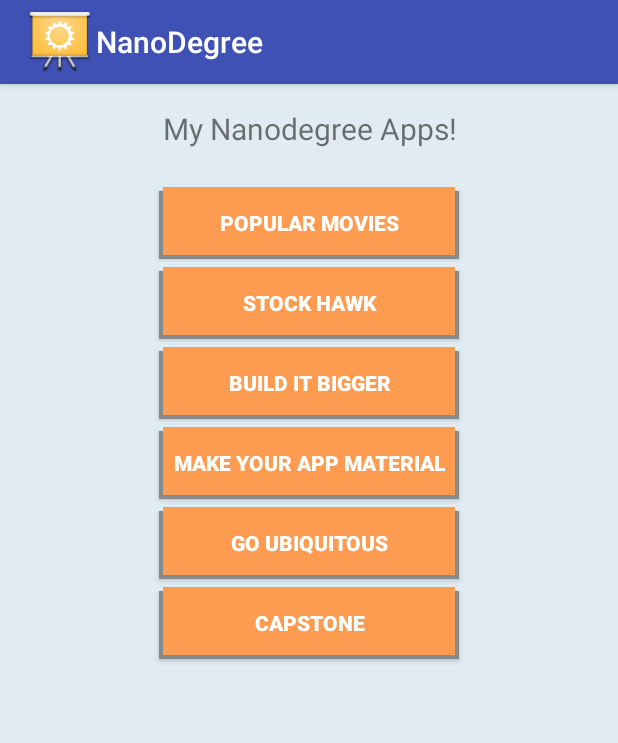
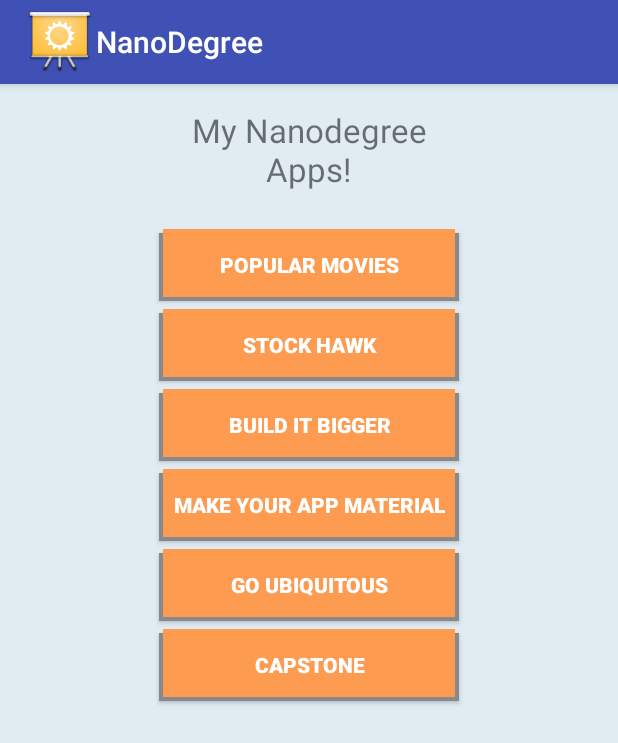
Before and after one commit to malkomich/nanodegree-android, an Android app: the screen it shows after launch (MainActivity), on a phone screen of 412 x 824 dp. Shown: the top 743 px of the screen. Run offline under Robolectric (Android 15) with nearby library versions, the phone set to English and light mode, and no system bars.

Commit message:
Minor changes

```diff
--- a/app/src/main/res/layout-large/activity_popular_movies.xml
+++ b/app/src/main/res/layout-large/activity_popular_movies.xml
@@ -12,7 +12,6 @@
               android:layout_weight="1"
               android:layout_width="0dp"
               android:layout_height="match_parent"
-              app:layout_behavior="@string/appbar_scrolling_view_behavior"
               tools:layout="@layout/fragment_popular_movies"/>
 
     <fragment android:id="@+id/movie_details_fragment"
@@ -23,7 +22,6 @@
               android:layout_weight="1"
               android:layout_width="0dp"
               android:layout_height="match_parent"
-              app:layout_behavior="@string/appbar_scrolling_view_behavior"
               tools:layout="@layout/fragment_movie_details"/>
 
 </LinearLayout>
--- a/app/src/main/res/layout/activity_popular_movies.xml
+++ b/app/src/main/res/layout/activity_popular_movies.xml
@@ -3,5 +3,4 @@
     xmlns:android="http://schemas.android.com/apk/res/android"
     xmlns:app="http://schemas.android.com/apk/res-auto"
     android:layout_width="match_parent"
-    android:layout_height="match_parent"
-    app:layout_behavior="@string/appbar_scrolling_view_behavior"/>
+    android:layout_height="match_parent"/>
--- a/app/src/main/res/layout/empty_view.xml
+++ b/app/src/main/res/layout/empty_view.xml
@@ -22,7 +22,7 @@
         android:layout_marginTop="@dimen/margin_large"
         android:text="@string/connection_error"
         android:textColor="@color/textColorWarning"
-        android:textSize="@dimen/text_size_default"
+        android:textSize="@dimen/text_size_small"
         android:layout_below="@id/connection_error_image"/>
 
 </RelativeLayout>
--- a/app/src/main/res/values-w820dp/dimens.xml
+++ b/app/src/main/res/values-w820dp/dimens.xml
@@ -8,7 +8,7 @@
     <dimen name="margin_small">10dp</dimen>
     <dimen name="margin_tiny">5dp</dimen>
 
-    <dimen name="text_size_default">18sp</dimen>
+    <dimen name="text_size_small">18sp</dimen>
     <dimen name="text_size_large">26sp</dimen>
 
     <dimen name="button_width">500dp</dimen>
--- a/app/src/main/res/values/dimens.xml
+++ b/app/src/main/res/values/dimens.xml
@@ -8,8 +8,8 @@
     <dimen name="margin_small">5dp</dimen>
     <dimen name="margin_tiny">3dp</dimen>
 
-    <dimen name="text_size_default">14sp</dimen>
-    <dimen name="text_size_large">20sp</dimen>
+    <dimen name="text_size_small">14sp</dimen>
+    <dimen name="text_size_large">22sp</dimen>
 
     <dimen name="button_width">200dp</dimen>
 </resources>
--- a/app/src/main/res/values/styles.xml
+++ b/app/src/main/res/values/styles.xml
@@ -23,7 +23,7 @@
         <item name="android:layout_width">@dimen/button_width</item>
         <item name="android:layout_height">wrap_content</item>
         <item name="android:layout_marginTop">@dimen/margin_small</item>
-        <item name="android:textSize">@dimen/text_size_default</item>
+        <item name="android:textSize">@dimen/text_size_small</item>
         <item name="android:padding">@dimen/margin_tiny</item>
         <item name="android:textStyle">bold</item>
         <item name="android:onClick">"onButtonClick"</item>
```
